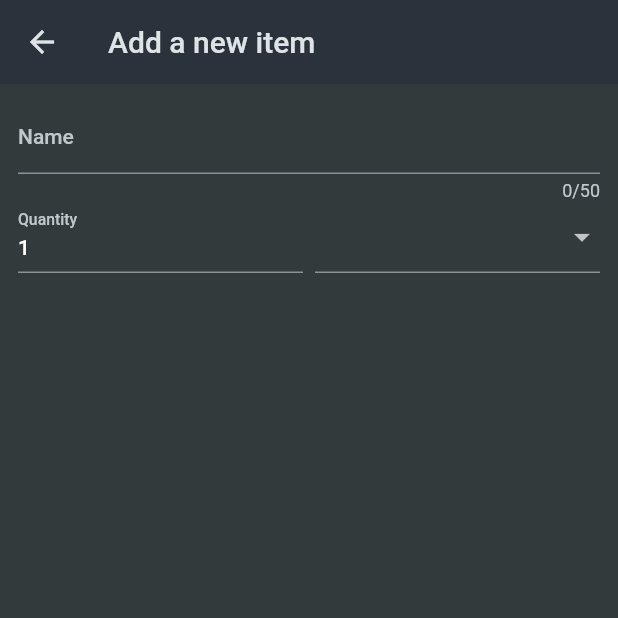
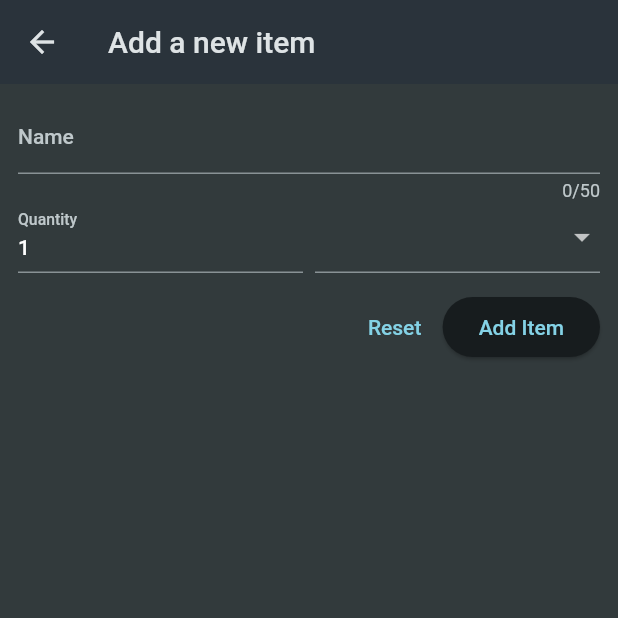
Before and after one commit to andresito236/shopping_list_flutter, a Flutter app: the NewItem screen opened directly, on a phone screen of 412 x 824 dp, the top half of it. Run offline on Flutter 3.47's test engine with Material 2 defaults, Android fonts, the phone set to English and light mode, and no system bars.

Commit message:
Added buttons to submit the form without logic

```diff
--- a/lib/screens/new_item.dart
+++ b/lib/screens/new_item.dart
@@ -65,6 +65,20 @@ class _NewItemState extends State<NewItem> {
                     ),
                   )
                 ],
+              ),
+              const SizedBox(height: 12,),
+              Row(
+                mainAxisAlignment: MainAxisAlignment.end,
+                children: [
+                  TextButton(
+                    onPressed: () {},
+                    child: const Text('Reset'),
+                  ),
+                  ElevatedButton(
+                    onPressed: () {},
+                    child: const Text('Add Item'),
+                  ),
+                ],
               )
             ],
           )),
```
